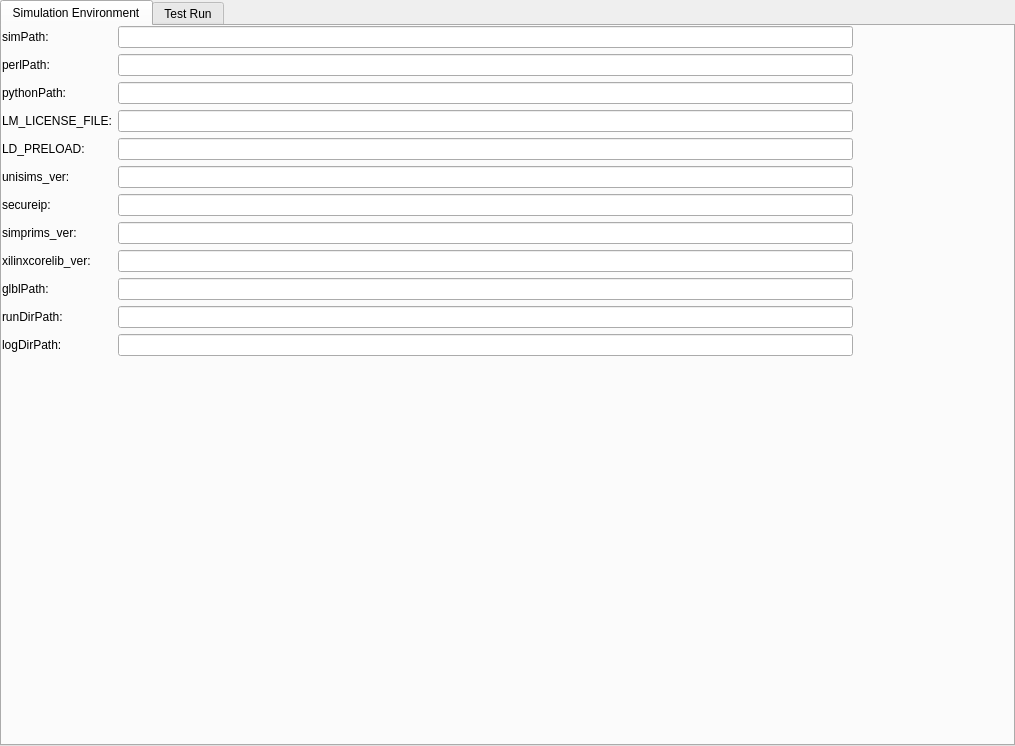
Qt form app/configure.ui (adwaydhillon/Prysm-Automation-Framework) before a commit.
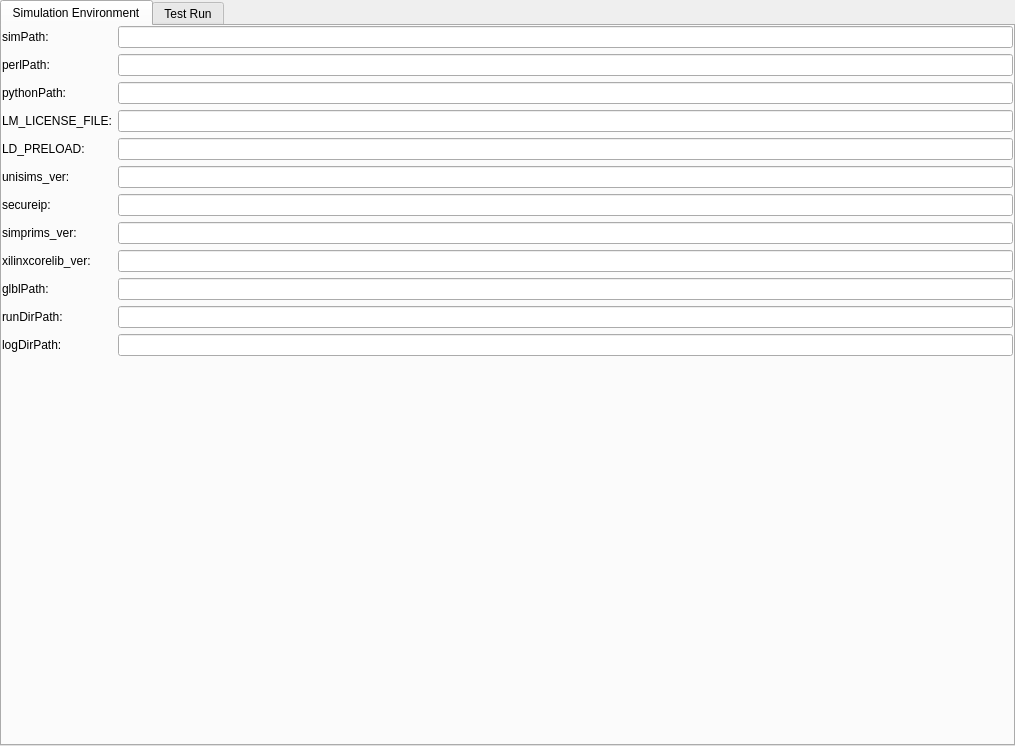
The same form after that commit.

Commit message: same shit

What changed in the file:
```diff
--- a/app/configure.ui
+++ b/app/configure.ui
@@ -49,7 +49,7 @@
      <rect>
       <x>0</x>
       <y>0</y>
-      <width>851</width>
+      <width>1011</width>
       <height>561</height>
      </rect>
     </property>
@@ -62,7 +62,14 @@
       </widget>
      </item>
      <item row="0" column="1">
-      <widget class="QLineEdit" name="simPathLineEdit_2"/>
+      <widget class="QLineEdit" name="simPathLineEdit_2">
+       <property name="text">
+        <string/>
+       </property>
+       <property name="placeholderText">
+        <string/>
+       </property>
+      </widget>
      </item>
      <item row="1" column="0">
       <widget class="QLabel" name="perlPathLabel_2">
```
The commit also changes 1 other file.
